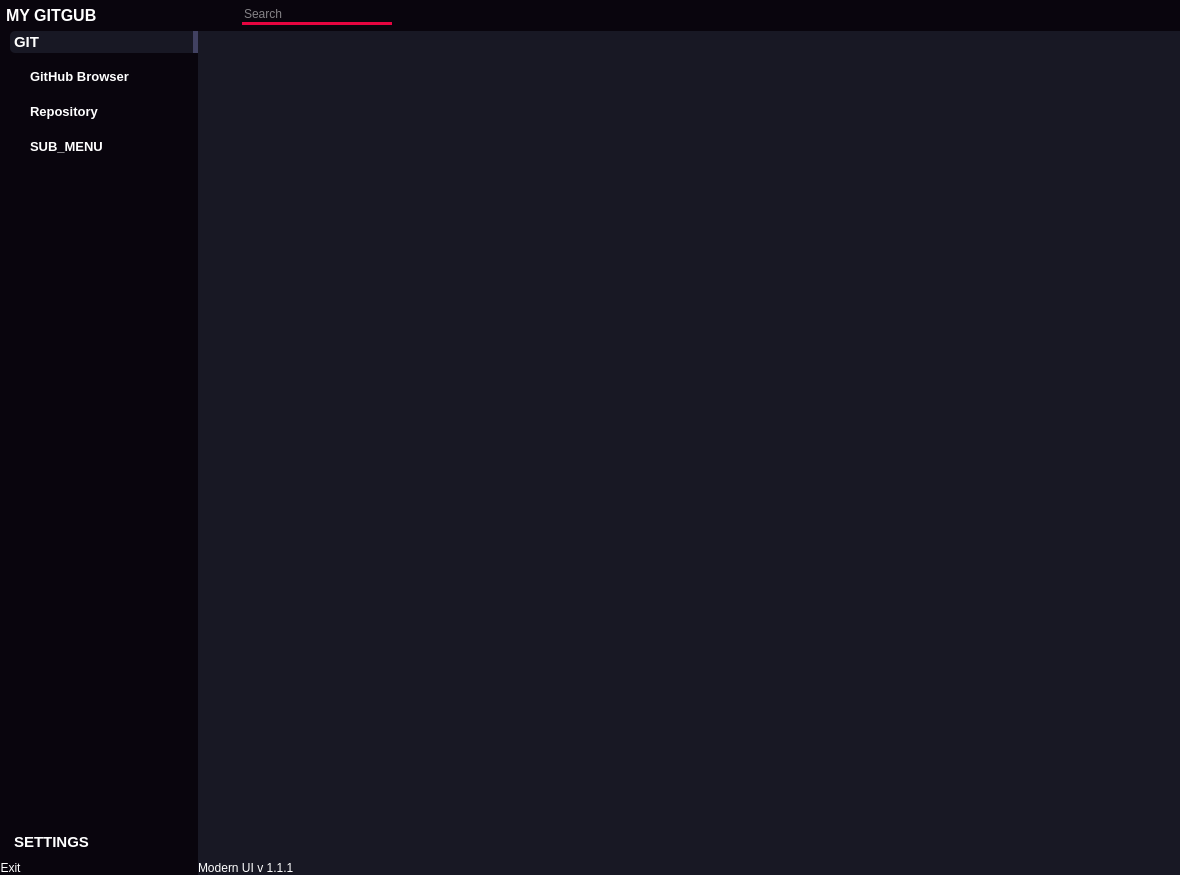
This is my_pyside2/mygithub/interface.ui in dlalstj0213/Study.Python as Qt 5 draws it before an edit. The edited form follows.
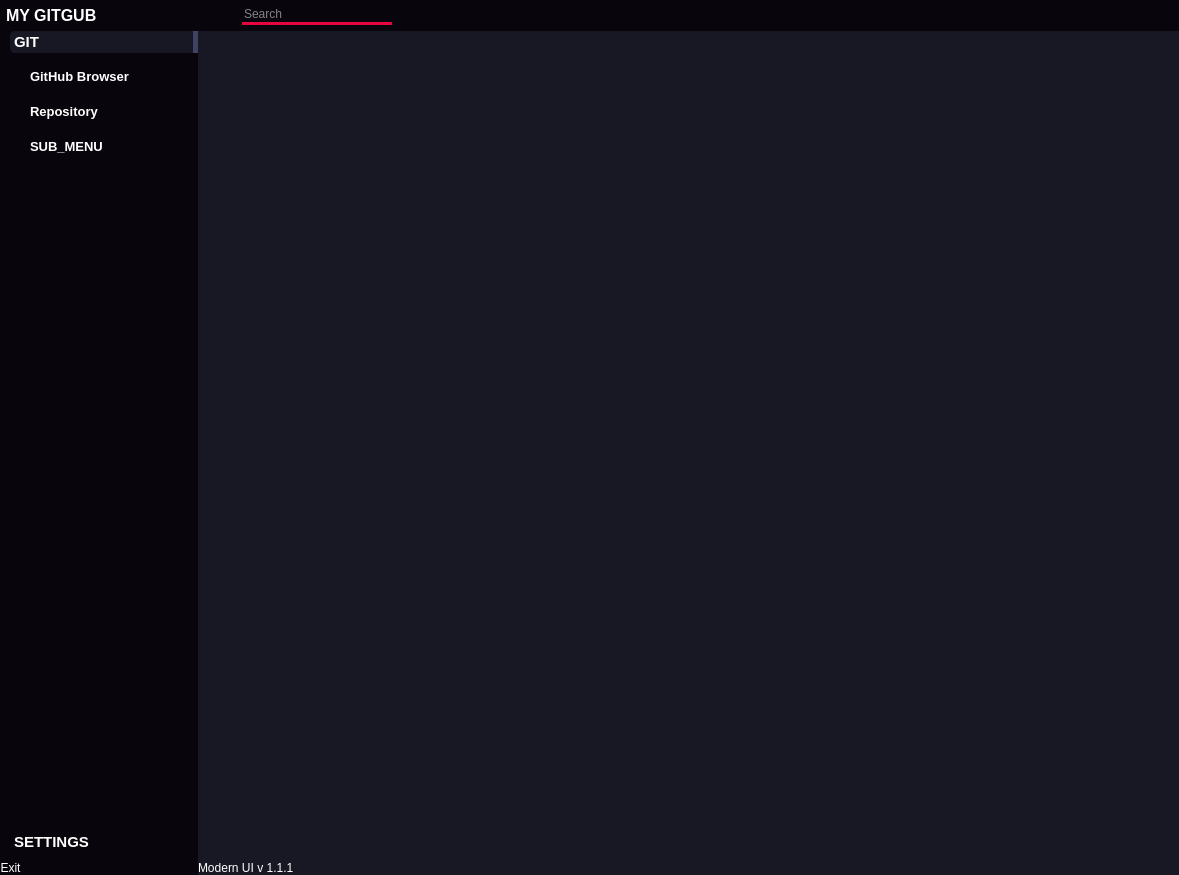
This is the edited form. Icons and pictures are not drawn.

Patch:
```diff
--- a/my_pyside2/mygithub/interface.ui
+++ b/my_pyside2/mygithub/interface.ui
@@ -6,7 +6,7 @@
    <rect>
     <x>0</x>
     <y>0</y>
-    <width>1180</width>
+    <width>1179</width>
     <height>875</height>
    </rect>
   </property>
@@ -932,7 +932,12 @@
           </sizepolicy>
          </property>
          <property name="styleSheet">
-          <string notr="true"/>
+          <string notr="true">QScrollBar::add-page:horizontal, QScrollBar::sub-page:horizontal {
+    background: none;
+}
+QScrollBar::add-page:vertical, QScrollBar::sub-page:vertical {
+    background: none;
+}</string>
          </property>
          <property name="frameShape">
           <enum>QFrame::StyledPanel</enum>
```
